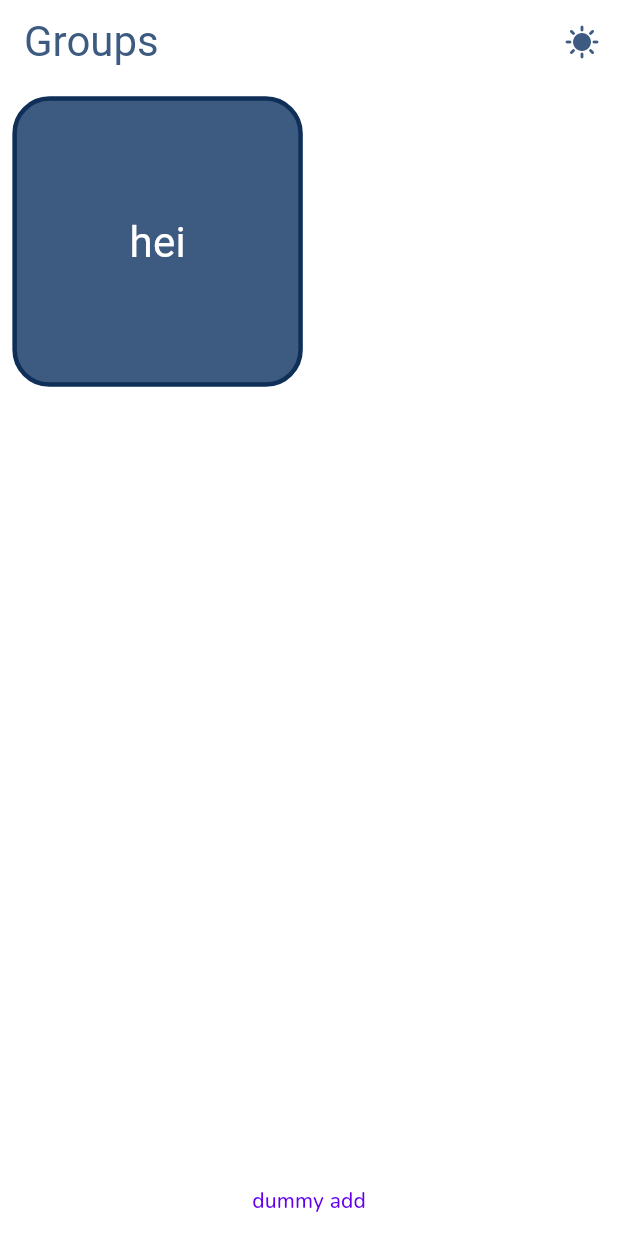
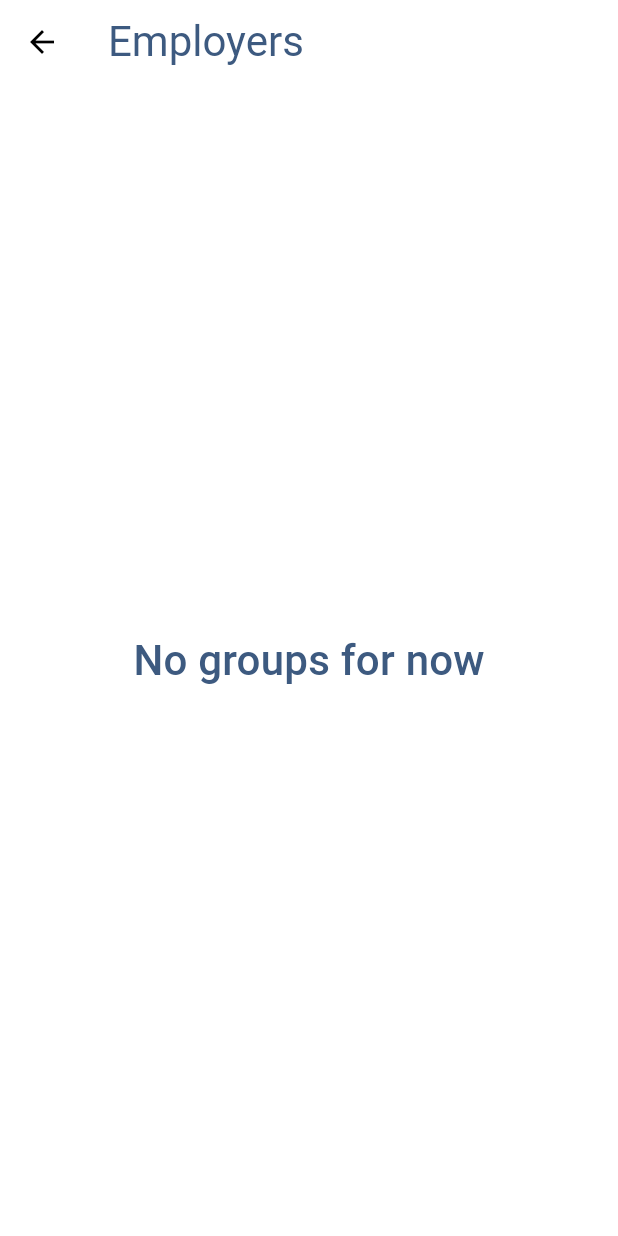
Before and after one commit to mikhail-sfb/CleanArchitectureIsp, a Flutter app: the screen it shows after launch, after a tap on "dummy add", after a tap on "hei", on a phone screen of 412 x 824 dp. Run offline on Flutter 3.47's test engine with Material 3 defaults, Android fonts, the phone set to English and light mode, and no system bars; our stand-ins replace bloc, dartz, equatable, flutter_bloc, get_it, google_fonts and 2 more; accounts and stored records are empty.

Commit message:
added_list

```diff
--- /dev/null
+++ b/lib/source/features/employer_list/presentation/screens/employer_list.dart
@@ -0,0 +1,58 @@
+import 'package:final_lab/core/widgets/app_bar.dart';
+import 'package:final_lab/source/features/employer_list/domain/entities/group.dart';
+import 'package:final_lab/source/features/employer_list/presentation/bloc/employer_bloc.dart';
+import 'package:final_lab/source/features/employer_list/presentation/screens/employer_item.dart';
+import 'package:flutter/material.dart';
+import 'package:flutter_bloc/flutter_bloc.dart';
+
+class EmployerList extends StatelessWidget {
+  final int groupId;
+  final bool empty;
+  final Group group;
+  const EmployerList(
+      {required this.empty,
+      required this.group,
+      required this.groupId,
+      super.key});
+
+  @override
+  Widget build(BuildContext context) {
+    return Scaffold(
+      appBar: const ApplicationBar(title: 'Employers'),
+      body: empty
+          ? Center(
+              child: Text(
+                'No groups for now',
+                style: Theme.of(context).textTheme.titleMedium,
+              ),
+            )
+          : Column(
+              children: [
+                Expanded(
+                  child: ListView.builder(
+                      itemCount: group.employers.length,
+                      itemBuilder: (context, index) => Dismissible(
+                          key: ValueKey(group.employers[index]),
+                          background: Container(
+                            decoration: BoxDecoration(
+                                color: Theme.of(context).primaryColorLight),
+                            child: Center(
+                              child: Text(
+                                'Delete element',
+                                style: Theme.of(context).textTheme.bodyMedium,
+                              ),
+                            ),
+                          ),
+                          direction: DismissDirection.endToStart,
+                          onDismissed: (_) => context.read<EmployerBloc>().add(
+                              DeleteEmployerEvent(
+                                  employerId: index, groupId: groupId)),
+                          child: EmployerTile(
+                            employer: group.employers[index],
+                          ))),
+                )
+              ],
+            ),
+    );
+  }
+}
--- a/lib/source/features/employer_list/presentation/screens/home_screen.dart
+++ b/lib/source/features/employer_list/presentation/screens/home_screen.dart
@@ -1,12 +1,10 @@
-import 'package:final_lab/core/constants/box_name.dart';
-import 'package:final_lab/core/widgets/app_bar.dart';
+  import 'package:final_lab/core/widgets/app_bar.dart';
 import 'package:final_lab/source/features/employer_list/domain/entities/group.dart';
 import 'package:final_lab/source/features/employer_list/presentation/bloc/employer_bloc.dart';
 import 'package:final_lab/source/features/employer_list/presentation/widgets/group_widget.dart';
 import 'package:final_lab/source/features/employer_list/presentation/widgets/theme_change_icon.dart';
 import 'package:flutter/material.dart';
 import 'package:flutter_bloc/flutter_bloc.dart';
-import 'package:hive/hive.dart';
 
 List<Group> groups = [
   const Group(groupName: 'Hi', color: 'x/ffff', employers: []),
@@ -30,6 +28,7 @@ class _HomeScreenState extends State<HomeScreen> {
   void initState() {
     super.initState();
     //Hive.box(boxName).clear();
+    //!Спросить ПАЧИМУ НЕЛЬЗЯ
     _loadGroups();
   }
 
--- a/lib/source/features/employer_list/presentation/widgets/group_widget.dart
+++ b/lib/source/features/employer_list/presentation/widgets/group_widget.dart
@@ -2,6 +2,7 @@ import 'dart:math';
 
 import 'package:final_lab/source/features/employer_list/domain/entities/group.dart';
 import 'package:final_lab/source/features/employer_list/presentation/bloc/employer_bloc.dart';
+import 'package:final_lab/source/features/employer_list/presentation/screens/employer_list.dart';
 import 'package:flutter/material.dart';
 import 'package:flutter_bloc/flutter_bloc.dart';
 
@@ -21,14 +22,14 @@ class GroupItem extends StatefulWidget {
 }
 
 class _GroupItemState extends State<GroupItem> {
-  bool showPlainInfo = true;
+  //bool showPlainInfo = true;
   final textController = TextEditingController();
 
-  void changeView() {
-    setState(() {
-      showPlainInfo == false ? showPlainInfo = true : showPlainInfo = false;
-    });
-  }
+  // void changeView() {
+  //   setState(() {
+  //     showPlainInfo == false ? showPlainInfo = true : showPlainInfo = false;
+  //   });
+  // }
 
   @override
   void dispose() {
@@ -38,8 +39,7 @@ class _GroupItemState extends State<GroupItem> {
 
   @override
   Widget build(BuildContext context) {
-    return showPlainInfo
-        ? InkWell(
+    return InkWell(
       child: Container(
         decoration: BoxDecoration(
             color: widget.colorDeafult
@@ -47,20 +47,24 @@ class _GroupItemState extends State<GroupItem> {
                 : Color(int.parse(widget.group.color)),
             //color: const Color(
             //   0xFF42A5F5), //!delete later replace with upper one
-                  borderRadius: BorderRadius.all(Radius.circular(
-                      MediaQuery.of(context).size.height * 0.03)),
+            borderRadius: BorderRadius.all(
+                Radius.circular(MediaQuery.of(context).size.height * 0.03)),
             border: Border.all(
                 width: 3, color: Theme.of(context).primaryColorDark)),
         child: Center(
+            child: GestureDetector(
           child: Text(
             widget.group.groupName,
             style: Theme.of(context).textTheme.bodyMedium,
+          ),
+          onLongPress: () {},
         )),
       ),
       onDoubleTap: () {
         //!change background to random color
         final newHexColor = Color(Random().nextInt(0xffffffff)).toString();
-final colorValue = newHexColor.replaceFirst("Color(", "").replaceFirst(")", "");
+        final colorValue =
+            newHexColor.replaceFirst("Color(", "").replaceFirst(")", "");
 
         final newGroup = Group(
             groupName: widget.group.groupName,
@@ -70,24 +74,29 @@ final colorValue = newHexColor.replaceFirst("Color(", "").replaceFirst(")", "");
             .read<EmployerBloc>()
             .add(EditGroupEvent(groupId: widget.index, group: newGroup));
       },
-            onLongPress: () => changeView(),
-          )
-        : Container(
-            decoration: BoxDecoration(
-                //* color: colorDeafult
-                //*     ? Theme.of(context).colorScheme.secondary
-                //*     : Color(int.parse(group.color)),
-                color: const Color.fromARGB(
-                    255, 74, 87, 107), //!delete later replace with upper one
-                borderRadius: BorderRadius.all(
-                    Radius.circular(MediaQuery.of(context).size.height * 0.03)),
-                border: Border.all(
-                    width: 3, color: Theme.of(context).primaryColorDark)),
-            child: Center(
-                child: TextField(
-              controller: textController,
-              decoration: InputDecoration(hintText: widget.group.groupName),
-            )),
+      onTap: () =>
+          Navigator.of(context).push(MaterialPageRoute(builder: (context) {
+        bool empty = widget.group.employers.isEmpty;
+        return EmployerList(
+            empty: empty, group: widget.group, groupId: widget.index);
+      })),
     );
+    // : Container(
+    //     decoration: BoxDecoration(
+    //         //* color: colorDeafult
+    //         //*     ? Theme.of(context).colorScheme.secondary
+    //         //*     : Color(int.parse(group.color)),
+    //         color: const Color.fromARGB(
+    //             255, 74, 87, 107), //!delete later replace with upper one
+    //         borderRadius: BorderRadius.all(
+    //             Radius.circular(MediaQuery.of(context).size.height * 0.03)),
+    //         border: Border.all(
+    //             width: 3, color: Theme.of(context).primaryColorDark)),
+    //     child: Center(
+    //         child: TextField(
+    //       controller: textController,
+    //       decoration: InputDecoration(hintText: widget.group.groupName),
+    //     )),
+    //   );
   }
 }
```
Also changed, not shown: lib/source/features/employer_list/presentation/screens/employer_item.dart (added, +30 -0 lines), lib/source/features/employer_list/presentation/screens/add_screen.dart (added). Lines whose indentation alone changed are shown as unchanged.
